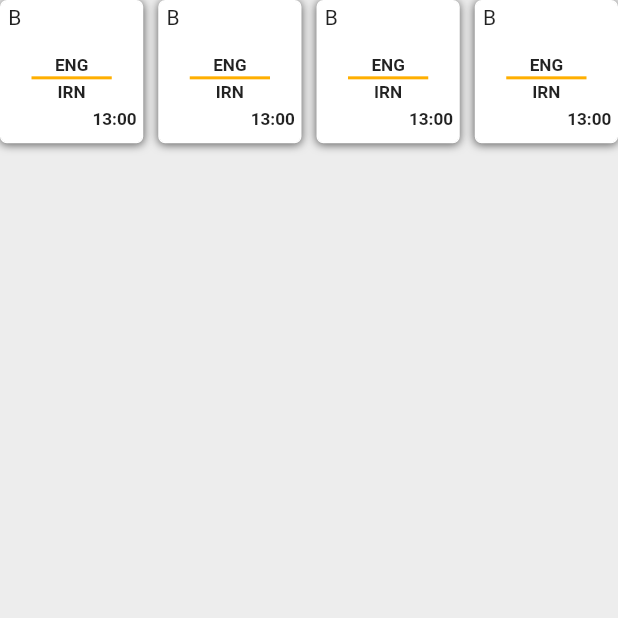
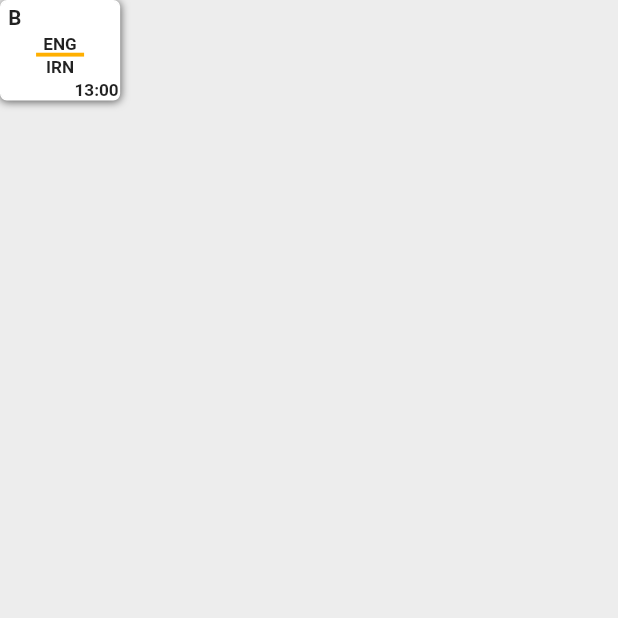
Before and after one commit to tahaaslam1/final_match_schedule, a Flutter app: the screen it shows after launch, on a phone screen of 412 x 824 dp, the top half of it. Run offline on Flutter 3.47's test engine with Material 2 defaults, Android fonts, the light colour scheme and no system bars; our stand-ins replace flutter_screenutil.

Commit message:
alignment done

```diff
--- a/final_match_schedule/lib/presentation/screens/home_screen/home_screen.dart
+++ b/final_match_schedule/lib/presentation/screens/home_screen/home_screen.dart
@@ -1,6 +1,4 @@
 import 'package:flutter/material.dart';
-import 'package:flutter/src/foundation/key.dart';
-import 'package:flutter/src/widgets/framework.dart';
 
 import 'local_widgets/match_card.dart';
 
@@ -9,40 +7,15 @@ class HomeScreen extends StatelessWidget {
 
   @override
   Widget build(BuildContext context) {
-    return SafeArea(
+    return const SafeArea(
       child: Scaffold(
-        backgroundColor: const Color(0xFFEDEDED),
-        body: GridView.count(
-            primary: false,
-            crossAxisCount: 4,
-            crossAxisSpacing: 10,
-            mainAxisSpacing: 16,
-            children: [
-              MatchCard(
-                homeTeam: 'ENG',
-                awayTeam: 'IRN',
-                matchGroup: 'B',
-                matchTime: '13:00',
-              ),
-              MatchCard(
-                homeTeam: 'ENG',
-                awayTeam: 'IRN',
-                matchGroup: 'B',
-                matchTime: '13:00',
-              ),
-              MatchCard(
-                homeTeam: 'ENG',
-                awayTeam: 'IRN',
-                matchGroup: 'B',
-                matchTime: '13:00',
-              ),
-              MatchCard(
-                homeTeam: 'ENG',
-                awayTeam: 'IRN',
-                matchGroup: 'B',
-                matchTime: '13:00',
-              ),
-            ]),
+        backgroundColor: Color(0xFFEDEDED),
+        body: MatchCard(
+          homeTeam: 'ENG',
+          awayTeam: 'IRN',
+          matchGroup: 'B',
+          matchTime: '13:00',
+        ),
       ),
     );
   }
--- a/final_match_schedule/lib/presentation/screens/home_screen/local_widgets/match_card.dart
+++ b/final_match_schedule/lib/presentation/screens/home_screen/local_widgets/match_card.dart
@@ -24,7 +24,7 @@ class MatchCard extends StatelessWidget {
         boxShadow: [
           BoxShadow(
             color: const Color(0xFF000000).withOpacity(0.60),
-            blurRadius: 4.r,
+            blurRadius: 4,
             spreadRadius: 0,
             offset: const Offset(0.0, 1.0), // shadow direction: bottom right
           )
@@ -36,50 +36,50 @@ class MatchCard extends StatelessWidget {
         ),
       ),
       child: Column(
-        // mainAxisAlignment: MainAxisAlignment.spaceEvenly,
+        mainAxisAlignment: MainAxisAlignment.spaceEvenly,
         crossAxisAlignment: CrossAxisAlignment.start,
         children: [
           Padding(
             padding: EdgeInsets.symmetric(horizontal: 4.w, vertical: 2.h),
             child: Text(
               matchGroup,
+              style: TextStyle(
+                fontWeight: FontWeight.w700,
+                fontSize: 12.sp,
+              ),
             ),
           ),
-          SizedBox(height: 11.h),
-          Center(
+          Row(
+            mainAxisAlignment: MainAxisAlignment.center,
+            children: [
+              Column(
+                children: [
+                  Text(
+                    homeTeam,
+                    style:
+                        TextStyle(fontWeight: FontWeight.w700, fontSize: 10.sp),
+                  ),
+                  Container(
+                    width: 32,
+                    height: 2.h, // Thickness
+                    color: const Color(0xFFFFAF00),
+                  ),
+                  Text(
+                    awayTeam,
+                    style:
+                        TextStyle(fontWeight: FontWeight.w700, fontSize: 10.sp),
+                  ),
+                ],
+              ),
+            ],
+          ),
+          SizedBox(height: 2.h),
+          Align(
+            alignment: Alignment.bottomRight,
             child: Text(
-              homeTeam,
+              matchTime,
               style: TextStyle(fontWeight: FontWeight.w700, fontSize: 10.sp),
             ),
-          ),
-          SizedBox(height: 1.h),
-          Divider(
-            color: Color(0xFFFFAF00),
-            height: 2.0.h,
-            indent: 20,
-            thickness: 2,
-            endIndent: 20,
-          ),
-          SizedBox(height: 1.h),
-          Center(
-            child: Text(
-              awayTeam,
-              style: TextStyle(fontWeight: FontWeight.w700, fontSize: 10.sp),
-            ),
-          ),
-          SizedBox(height: 2.h),
-          Row(
-            mainAxisAlignment: MainAxisAlignment.end,
-            children: [
-              Padding(
-                padding: EdgeInsets.symmetric(horizontal: 3.w, vertical: 2.h),
-                child: Text(
-                  matchTime,
-                  style:
-                      TextStyle(fontWeight: FontWeight.w700, fontSize: 10.sp),
-                ),
-              ),
-            ],
           )
         ],
       ),
```
Also changed, not shown: final_match_schedule/lib/presentation/screens/home_screen/local_widgets/example.dart (deleted).
